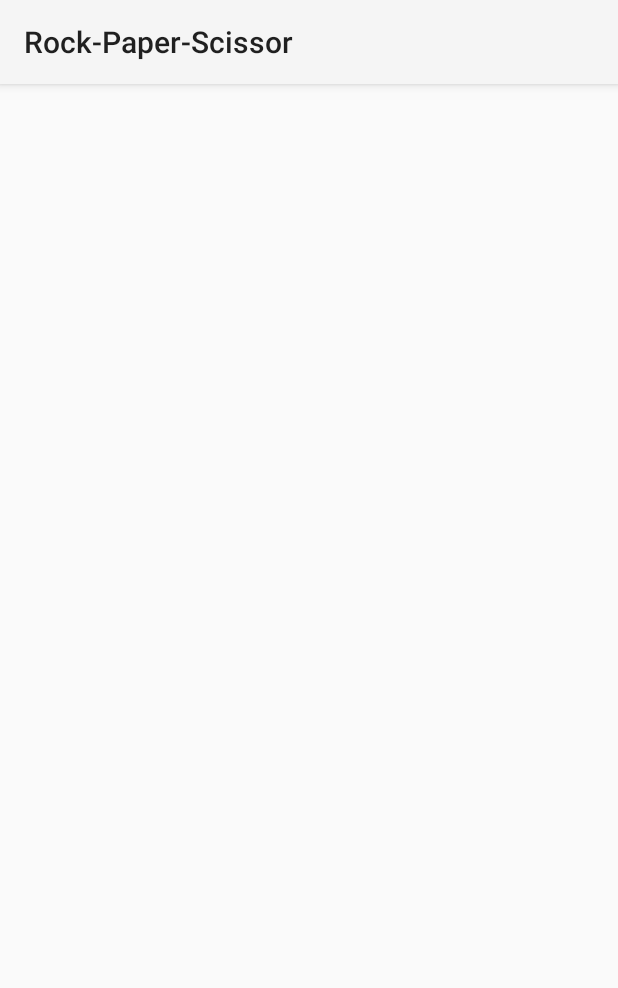
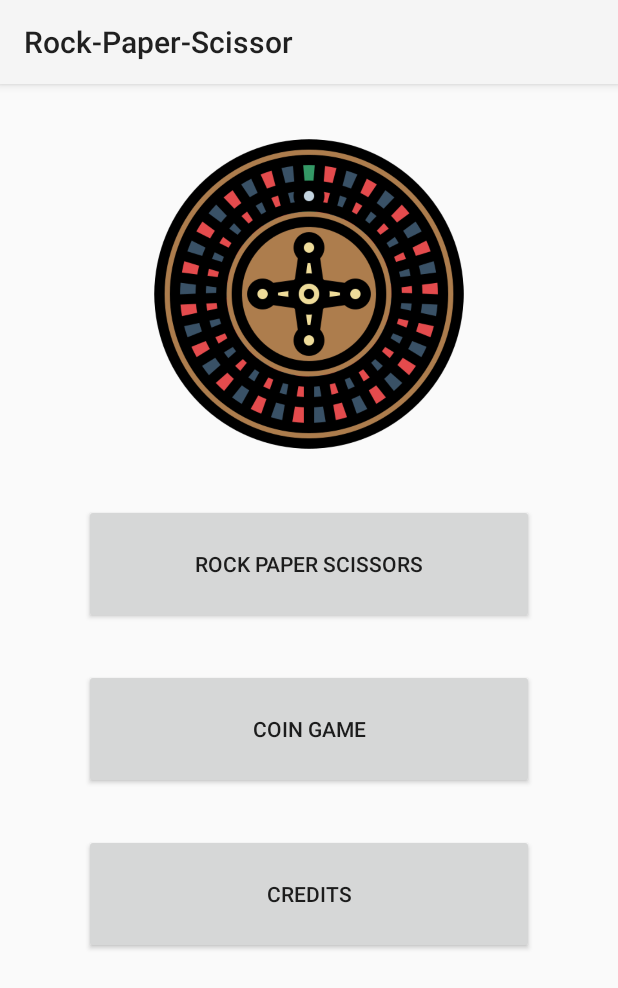
Before and after one commit to JoseJaraba/Rock-Paper-Scissor, an Android app: the screen it shows after launch (MainActivity), on a phone screen of 412 x 824 dp. Shown: the top 988 px of the screen. Run offline under Robolectric (Android 15) with nearby library versions, the phone set to English and light mode, and no system bars.

Commit message:
all views added

```diff
--- a/app/src/main/AndroidManifest.xml
+++ b/app/src/main/AndroidManifest.xml
@@ -9,7 +9,11 @@
         android:roundIcon="@mipmap/ic_launcher_round"
         android:supportsRtl="true"
         android:theme="@style/Theme.RockPaperScissor">
-        <activity android:name=".SplashActivity"
+        <activity android:name=".CreditsActivity"></activity>
+        <activity android:name=".CoinActivity" />
+        <activity android:name=".RPSActivity" />
+        <activity
+            android:name=".SplashActivity"
             android:theme="@android:style/Theme.DeviceDefault.NoActionBar.Fullscreen">
             <intent-filter>
                 <action android:name="android.intent.action.MAIN" />
--- a/app/src/main/java/com/example/rock_paper_scissor/MainActivity.java
+++ b/app/src/main/java/com/example/rock_paper_scissor/MainActivity.java
@@ -2,13 +2,17 @@ package com.example.rock_paper_scissor;
 
 import androidx.appcompat.app.AppCompatActivity;
 
+import android.content.pm.ActivityInfo;
 import android.os.Bundle;
+import android.view.WindowManager;
 
 public class MainActivity extends AppCompatActivity {
 
     @Override
     protected void onCreate(Bundle savedInstanceState) {
         super.onCreate(savedInstanceState);
+        setRequestedOrientation(ActivityInfo.SCREEN_ORIENTATION_PORTRAIT);
+        this.getWindow().setFlags(WindowManager.LayoutParams.FLAG_FULLSCREEN, WindowManager.LayoutParams.FLAG_FULLSCREEN);
         setContentView(R.layout.activity_main);
     }
 }
--- a/app/src/main/res/layout/activity_main.xml
+++ b/app/src/main/res/layout/activity_main.xml
@@ -1,5 +1,46 @@
 <?xml version="1.0" encoding="utf-8"?>
-<RelativeLayout xmlns:android="http://schemas.android.com/apk/res/android"
+<LinearLayout xmlns:android="http://schemas.android.com/apk/res/android"
     android:layout_width="match_parent"
-    android:layout_height="match_parent">
-</RelativeLayout>
+    android:layout_height="match_parent"
+    android:orientation="vertical">
+
+    <ImageView
+        android:id="@+id/menuIcon"
+        android:layout_width="220dp"
+        android:layout_height="220dp"
+        android:layout_marginTop="30dp"
+        android:layout_gravity="center"
+        android:adjustViewBounds="true"
+        android:scaleType="fitCenter"
+        android:src="@drawable/menu_icon"
+        android:contentDescription="@string/todo">
+    </ImageView>
+
+    <Button
+        android:id="@+id/menuRpsButton"
+        android:layout_width="300dp"
+        android:layout_height="80dp"
+        android:layout_marginTop="30dp"
+        android:layout_gravity="center"
+        android:text="@string/rock_paper_scissors">
+    </Button>
+
+    <Button
+        android:id="@+id/menuCoinButton"
+        android:layout_width="300dp"
+        android:layout_height="80dp"
+        android:layout_marginTop="30dp"
+        android:layout_gravity="center"
+        android:text="@string/coin_game">
+    </Button>
+
+    <Button
+        android:id="@+id/menuCreditsButton"
+        android:layout_width="300dp"
+        android:layout_height="80dp"
+        android:layout_marginTop="30dp"
+        android:layout_gravity="center"
+        android:text="@string/credits">
+    </Button>
+
+</LinearLayout>
```
Also changed, not shown: app/src/main/java/com/example/rock_paper_scissor/CoinActivity.java (added, +14 -0 lines), app/src/main/java/com/example/rock_paper_scissor/CreditsActivity.java (added, +14 -0 lines), app/src/main/java/com/example/rock_paper_scissor/RPSActivity.java (added, +14 -0 lines), app/src/main/res/layout/activity_coin.xml (added, +26 -0 lines), app/src/main/res/layout/activity_credits.xml (added, +29 -0 lines), app/src/main/res/layout/activity_r_p_s.xml (added, +146 -0 lines), app/src/main/res/values/strings.xml (+12 -0 lines), app/src/main/res/drawable/heads.png (added), app/src/main/res/drawable/menu_icon.png (added), app/src/main/res/drawable/paper.png (added), app/src/main/res/drawable/rock.png (added), app/src/main/res/drawable/scissors.png (added), app/src/main/res/drawable/tails.png (added).
